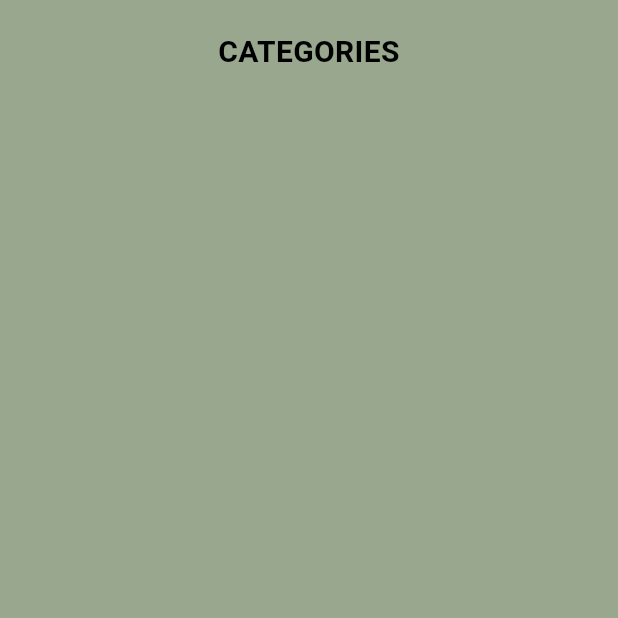
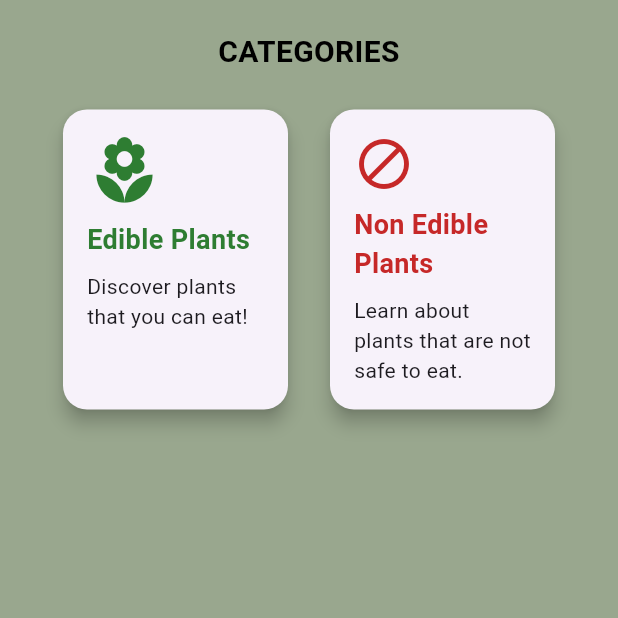
Before and after one commit to TheJiraiyaSama/EcoBytes, a Flutter app: the ExplorePage screen opened directly, on a phone screen of 412 x 824 dp, the top half of it. Run offline on Flutter 3.47's test engine with Material 3 defaults, Android fonts, the phone set to English and light mode, and no system bars; our stand-ins replace animated_bottom_navigation_bar, camera, google_fonts, permission_handler; network calls fail.

Commit message:
Page 1 cards for Edible plants

```diff
--- a/lib/ui/screens/explore_page.dart
+++ b/lib/ui/screens/explore_page.dart
@@ -1,8 +1,9 @@
 import 'package:flutter/material.dart';
-import 'package:google_fonts/google_fonts.dart';
+import 'package:ecobytes/ui/screens/edible_plants_page.dart';
+import 'package:ecobytes/ui/screens/non_edible_plants_page.dart';
 
 class ExplorePage extends StatefulWidget {
-  const ExplorePage({Key? key}) : super(key: key);
+  const ExplorePage({super.key});
 
   @override
   State<ExplorePage> createState() => _ExplorePageState();
@@ -34,7 +35,89 @@ class _ExplorePageState extends State<ExplorePage> {
                 spacing: 20, // horizontal spacing between cards
                 runSpacing: 20, // vertical spacing between rows
                 children: [
-                  // Remove CustomCard widgets here
+                  // Card for Edible Plants
+                  InkWell(
+                    onTap: () {
+                      Navigator.push(
+                        context,
+                        MaterialPageRoute(
+                            builder: (context) => EdiblePlantsPage()),
+                      );
+                    },
+                    child: Card(
+                      shape: RoundedRectangleBorder(
+                        borderRadius: BorderRadius.circular(16),
+                      ),
+                      elevation: 5,
+                      child: Container(
+                        width: 150, // Width of the card
+                        height: 200, // Height of the card
+                        padding: const EdgeInsets.all(16),
+                        child: Column(
+                          crossAxisAlignment: CrossAxisAlignment.start,
+                          children: [
+                            Icon(Icons.local_florist,
+                                size: 50, color: Colors.green[800]),
+                            const SizedBox(height: 8),
+                            Text(
+                              'Edible Plants',
+                              style: TextStyle(
+                                fontSize: 18,
+                                fontWeight: FontWeight.bold,
+                                color: Colors.green[800],
+                              ),
+                            ),
+                            const SizedBox(height: 8),
+                            Text(
+                              'Discover plants that you can eat!',
+                              style: TextStyle(fontSize: 14),
+                            ),
+                          ],
+                        ),
+                      ),
+                    ),
+                  ),
+                  // Card for Non Edible Plants
+                  InkWell(
+                    onTap: () {
+                      Navigator.push(
+                        context,
+                        MaterialPageRoute(
+                            builder: (context) => NonEdiblePlantsPage()),
+                      );
+                    },
+                    child: Card(
+                      shape: RoundedRectangleBorder(
+                        borderRadius: BorderRadius.circular(16),
+                      ),
+                      elevation: 5,
+                      child: Container(
+                        width: 150, // Width of the card
+                        height: 200, // Height of the card
+                        padding: const EdgeInsets.all(16),
+                        child: Column(
+                          crossAxisAlignment: CrossAxisAlignment.start,
+                          children: [
+                            Icon(Icons.block, size: 40, color: Colors.red[800]),
+                            const SizedBox(height: 8),
+                            Text(
+                              'Non Edible Plants',
+                              style: TextStyle(
+                                fontSize: 18,
+                                fontWeight: FontWeight.bold,
+                                color: Colors.red[800],
+                              ),
+                            ),
+                            const SizedBox(height: 8),
+                            Text(
+                              'Learn about plants that are not safe to eat.',
+                              style: TextStyle(fontSize: 14),
+                            ),
+                          ],
+                        ),
+                      ),
+                    ),
+                  ),
                 ],
               ),
             ),
```
Also changed, not shown: lib/ui/screens/edible_plants_page.dart (added, +66 -0 lines), lib/ui/screens/non_edible_plants_page.dart (added, +15 -0 lines).
